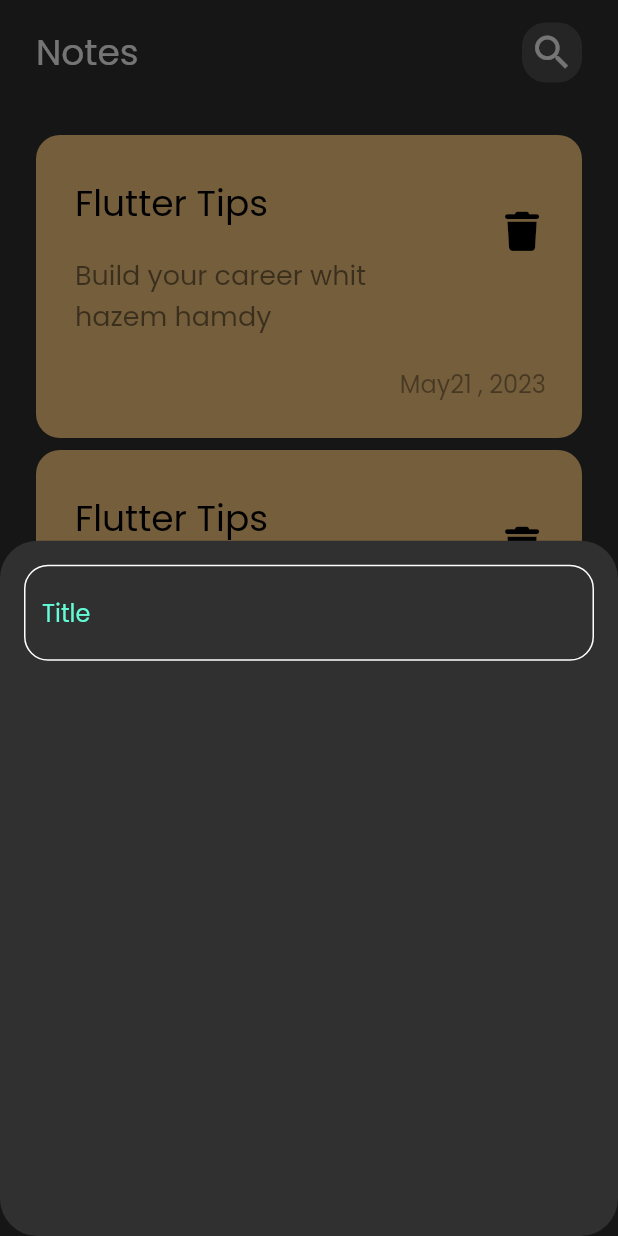
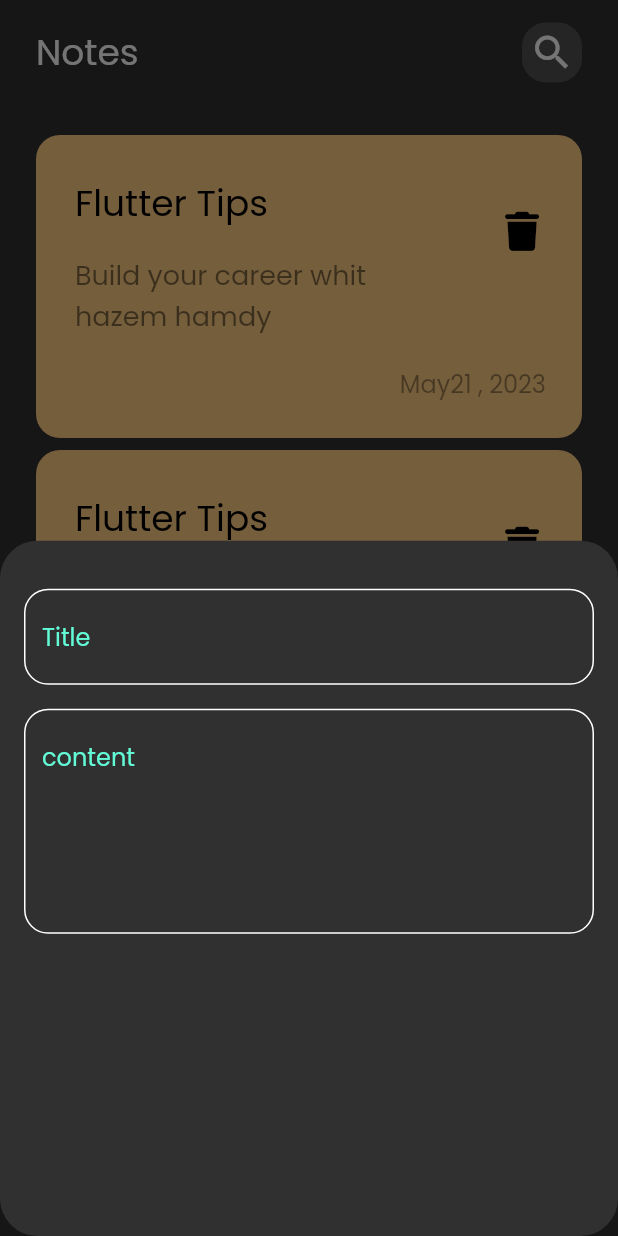
Before and after one commit to HazemHamdy7/note_app_hive, a Flutter app: the screen it shows after launch, after a tap on the "add" icon, on a phone screen of 412 x 824 dp. Run offline on Flutter 3.47's test engine with Material 2 defaults, Android fonts, the phone set to English and light mode, and no system bars; our stand-ins replace font_awesome_flutter.

Commit message:
add field to  nots bottom sheet

```diff
--- a/lib/Screens/homePage/widgets/add_bottom_model_sheet.dart
+++ b/lib/Screens/homePage/widgets/add_bottom_model_sheet.dart
@@ -11,8 +11,10 @@ class AddNoteBottomSheet extends StatelessWidget {
       padding: const EdgeInsets.symmetric(horizontal: 16),
       child: Column(
         children: const [
+          SizedBox(height: 32),
+          CustomTextField(hint: 'Title'),
           SizedBox(height: 16),
-          CustomTextField(),
+          CustomTextField(hint: 'content', maxLines: 5),
         ],
       ),
     );
--- a/lib/Screens/homePage/widgets/custom_text_feild.dart
+++ b/lib/Screens/homePage/widgets/custom_text_feild.dart
@@ -3,14 +3,17 @@ import 'package:flutter/material.dart';
 import '../../../core/constant.dart';
 
 class CustomTextField extends StatelessWidget {
-  const CustomTextField({super.key});
+  const CustomTextField({super.key, required this.hint, this.maxLines = 1});
 
+  final String hint;
+  final int maxLines;
   @override
   Widget build(BuildContext context) {
     return TextField(
       cursorColor: kPrimaryColor,
+      maxLines: maxLines,
       decoration: InputDecoration(
-        hintText: 'Title',
+        hintText: hint,
         hintStyle: const TextStyle(color: kPrimaryColor),
         border: buildBorder(),
         enabledBorder: buildBorder(),
```
Also changed, not shown: lib/Screens/editPage/view/edit_note_view.dart (added, +10 -0 lines).
